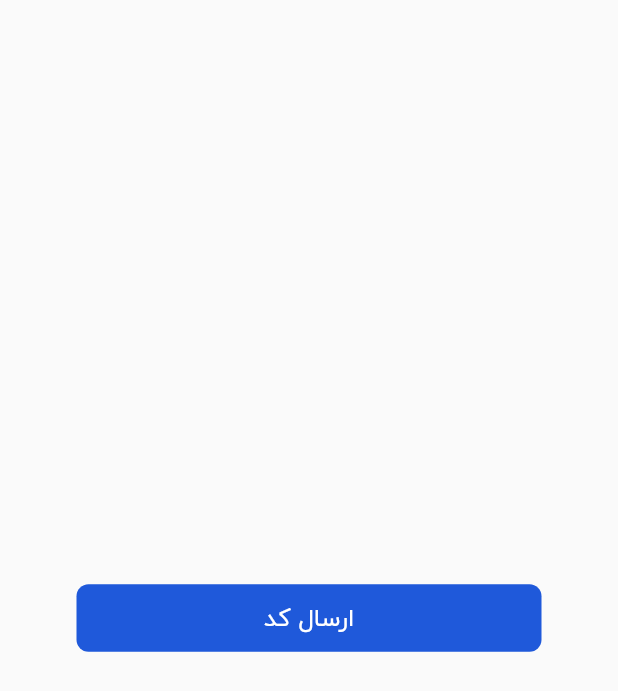
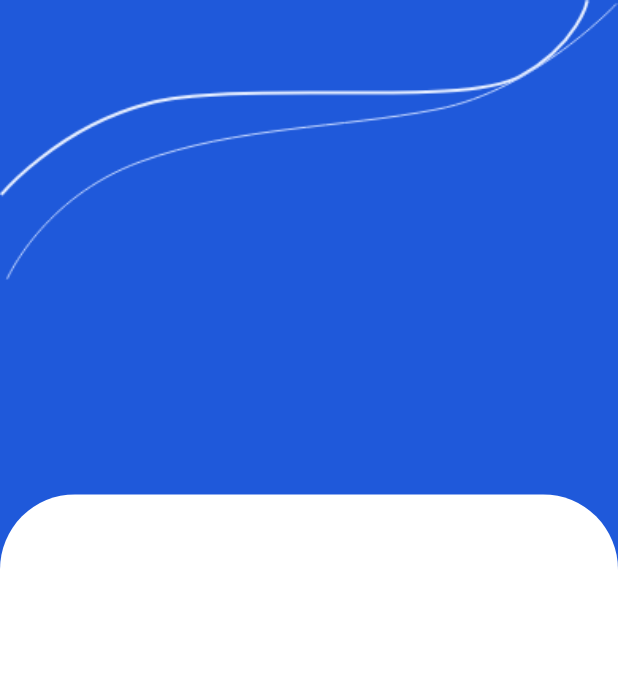
Before and after one commit to BaharBehzadipour/e_contract, a Flutter app: the screen it shows after launch, on a phone screen of 412 x 824 dp. Shown: the top 691 px of the screen. Run offline on Flutter 3.47's test engine with Material 2 defaults, Android fonts, the phone set to English and light mode, and no system bars.

Commit message:
add CustomBackground

```diff
--- a/lib/SinIn.dart
+++ b/lib/SinIn.dart
@@ -1,6 +1,8 @@
+import 'package:e_contract/Widgets/CustomBackground.dart';
 import 'package:flutter/material.dart';
 import 'package:e_contract/Widgets/CustomInput.dart';
 import 'package:e_contract/Widgets/CustomButton.dart';
+import 'package:e_contract/Widgets/CustomBackground.dart';
 
 class SinIn extends StatefulWidget {
   const SinIn({Key? key}) : super(key: key);
@@ -14,6 +16,11 @@ class _SinInState extends State<SinIn> {
   Widget build(BuildContext context) {
     return  Scaffold(
       body: Center(
+        child: CustomBackground(
+          up: Container(),
+          down: Container(),
+
+        ),
         // child:CustomInput(
         //   placeholder: 'شماره موبایل',
         // icon: Icon(
@@ -21,12 +28,12 @@ class _SinInState extends State<SinIn> {
         //   size:40
         // ),
         // ) ,
-        child: Container(
-          width: 310,
-          child: CustomButton(
-              textButton: "ارسال کد",
-          ),
-        ),
+        // child: Container(
+        //   width: 310,
+        //   child: CustomButton(
+        //       textButton: "ارسال کد",
+        //   ),
+        // ),
       ),
     );
   }
--- /dev/null
+++ b/lib/Widgets/CustomBackground.dart
@@ -0,0 +1,52 @@
+import 'package:flutter/material.dart';
+
+
+class CustomBackground extends StatefulWidget {
+  final Widget up;
+  final Widget down;
+  const CustomBackground({Key? key , required this.up , required this.down}) : super(key: key);
+
+  @override
+  State<CustomBackground> createState() => _CustomBackgroundState();
+}
+
+class _CustomBackgroundState extends State<CustomBackground> {
+  @override
+  Widget build(BuildContext context) {
+    return Container(
+      color: Color.fromRGBO(31, 89, 218, 1),
+      child: Column(
+        children: [
+          Container(
+            height: MediaQuery.of(context).size.height * 0.40,
+              decoration: BoxDecoration(
+                image: DecorationImage(
+                  image: AssetImage("images/lineOfBackground.png"),
+                  fit: BoxFit.fitWidth,
+                  alignment: Alignment.topCenter,
+
+
+                )
+              ),
+              child: widget.up
+
+          ) ,
+          Container(
+            height: MediaQuery.of(context).size.height * 0.60,
+            child: widget.down,
+
+            decoration: BoxDecoration(
+                color: Colors.white,
+              borderRadius: BorderRadius.only(
+                  topRight: Radius.circular(50) ,
+                  topLeft:Radius.circular(50)
+              )
+            ),
+
+
+          )
+        ],
+      ),
+    );
+  }
+}
--- a/pubspec.yaml
+++ b/pubspec.yaml
@@ -58,8 +58,8 @@ flutter:
   uses-material-design: true
 
   # To add assets to your application, add an assets section, like this:
-  # assets:
-  #   - images/a_dot_burr.jpeg
+  assets:
+    - images/lineOfBackground.png
   #   - images/a_dot_ham.jpeg
 
   # An image asset can refer to one or more resolution-specific "variants", see
```
Also changed, not shown: images/lineOfBackground.png (added).
